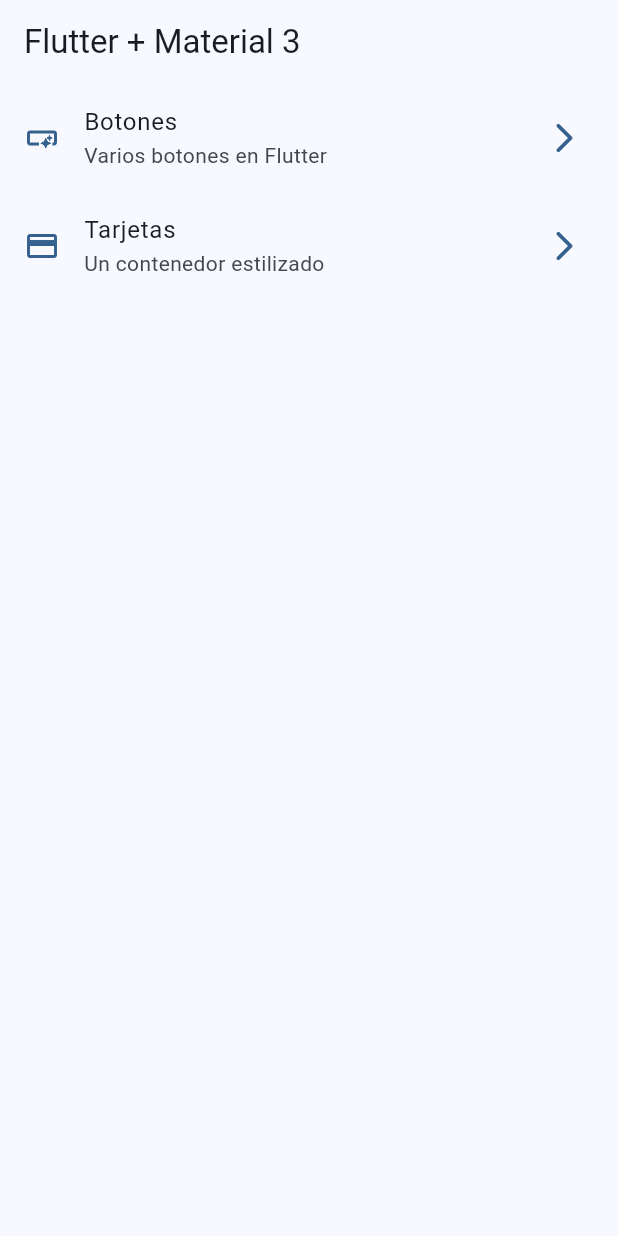
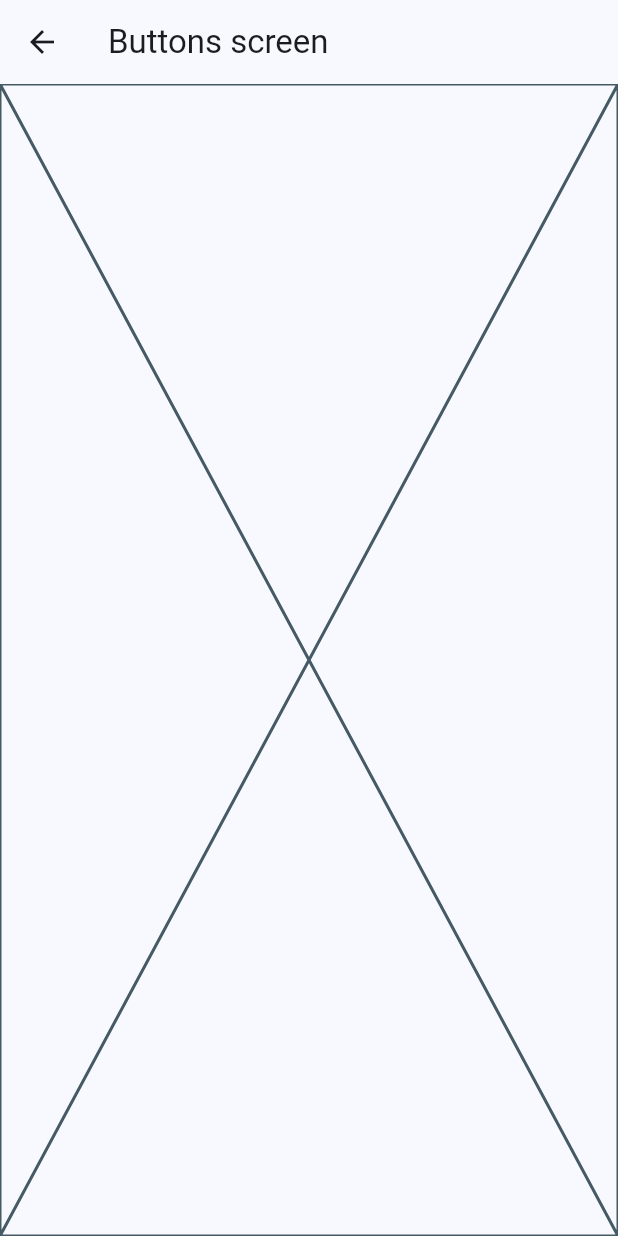
Before and after one commit to jnovizki/widgets_app, a Flutter app: the screen it shows after launch, after a tap on "Botones", on a phone screen of 412 x 824 dp. Run offline on Flutter 3.47's test engine with Material 3 defaults, Android fonts, the phone set to English and light mode, and no system bars.

```diff
--- a/lib/config/menu/menu_items.dart
+++ b/lib/config/menu/menu_items.dart
@@ -19,6 +19,6 @@ const appMenuItems = <MenuItem>[
   MenuItem(
     title: 'Tarjetas',
     subTitle: 'Un contenedor estilizado',
-    link:'/card',
+    link:'/cards',
     icon: Icons.credit_card),
 ];
--- a/lib/main.dart
+++ b/lib/main.dart
@@ -1,5 +1,7 @@
 import 'package:flutter/material.dart';
 import 'package:widgets_app/config/theme/app_theme.dart';
+import 'package:widgets_app/presentation/screens/buttons/buttons/buttons_screen.dart';
+import 'package:widgets_app/presentation/screens/cards/cards_screen.dart';
 import 'package:widgets_app/presentation/screens/home/home_screen.dart';
 
 void main() {
@@ -15,6 +17,10 @@ class MainApp extends StatelessWidget {
       debugShowCheckedModeBanner: false,
       theme: AppTheme(selectedColor: 0).getTheme(),
       home: const HomeScreen(),
+      routes: {
+        "/buttons": (context) => ButtonsScreen(),
+        "/cards": (context) => CardsScreen(),
+      },
     );
   }
 }
--- /dev/null
+++ b/lib/presentation/screens/buttons/buttons/buttons_screen.dart
@@ -0,0 +1,15 @@
+import 'package:flutter/material.dart';
+
+class ButtonsScreen extends StatelessWidget {
+  const ButtonsScreen({super.key});
+
+  @override
+  Widget build(BuildContext context) {
+    return Scaffold(
+      appBar: AppBar(
+        title: const Text("Buttons screen")
+        ) ,
+      body: const Placeholder(),
+      );
+    }
+  }
--- a/lib/presentation/screens/home/home_screen.dart
+++ b/lib/presentation/screens/home/home_screen.dart
@@ -1,4 +1,5 @@
 import 'package:flutter/material.dart';
+import 'package:widgets_app/presentation/screens/buttons/buttons/buttons_screen.dart';
 import '../../../config/menu/menu_items.dart';
 
 class HomeScreen extends StatelessWidget {
@@ -48,9 +49,7 @@ class _HomeView extends StatelessWidget {
 }
 
 class _CustomListTile extends StatelessWidget {
-  const _CustomListTile({
-    required this.menuItem,
-  });
+  const _CustomListTile({required this.menuItem});
 
   final MenuItem menuItem;
 
@@ -58,12 +57,16 @@ class _CustomListTile extends StatelessWidget {
   Widget build(BuildContext context) {
     final colors = Theme.of(context).colorScheme;
     return ListTile(
-      leading: Icon(menuItem.icon, color:colors.primary),
-      trailing: Icon(Icons.arrow_forward_ios_rounded,color:colors.primary),
+      leading: Icon(menuItem.icon, color: colors.primary),
+      trailing: Icon(Icons.arrow_forward_ios_rounded, color: colors.primary),
       title: Text(menuItem.title),
       subtitle: Text(menuItem.subTitle),
-      onTap:() {
-        //TODO navegar a otra pantalla
+      onTap: () {
+        // Navigator.of(context).push(
+        //   MaterialPageRoute<void>(
+        //     builder: (context) => const ButtonsScreen())
+        //   );
+        Navigator.pushNamed(context, menuItem.link);
       },
     );
   }
```
Also changed, not shown: lib/presentation/screens/cards/cards_screen.dart (added, +15 -0 lines).
